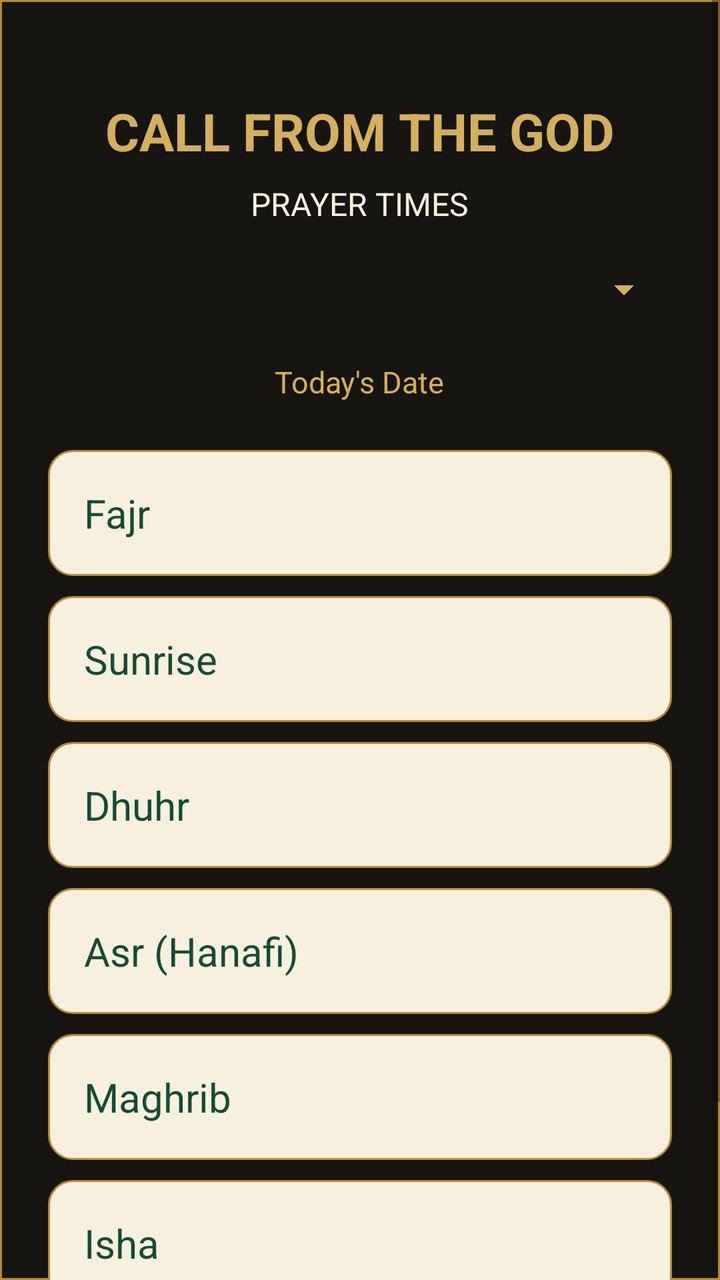
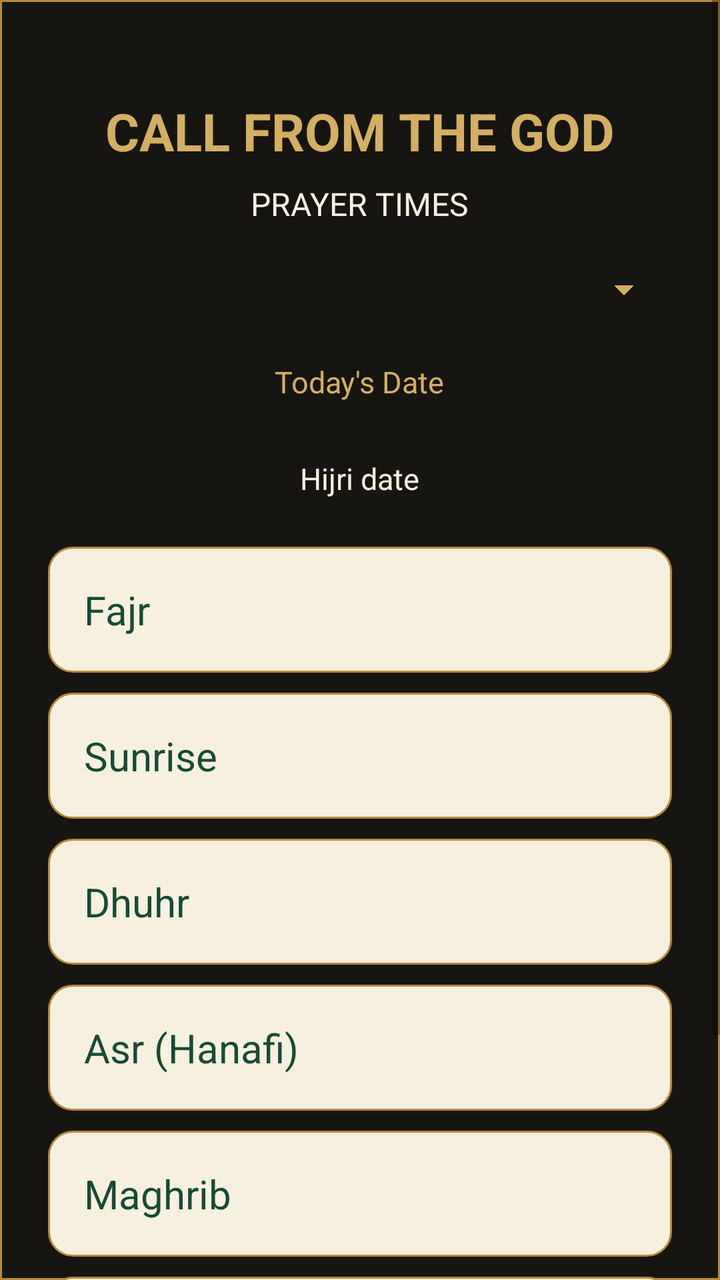

The first picture is an Android layout as it rendered before a commit; the second is the same layout after the commit. The layout source and the unified diff follow.
<!-- AndroidManifest.xml: application theme android:Theme.Material.Light.NoActionBar -->
<!-- res/layout/activity_main.xml -->
<?xml version="1.0" encoding="utf-8"?>
<ScrollView xmlns:android="http://schemas.android.com/apk/res/android"
    android:layout_width="match_parent"
    android:layout_height="match_parent"
    android:background="@drawable/kiswah_texture">

    <LinearLayout
        android:layout_width="match_parent"
        android:layout_height="wrap_content"
        android:orientation="vertical"
        android:padding="24dp"
        android:gravity="center_horizontal">

        <TextView
            android:layout_width="wrap_content"
            android:layout_height="wrap_content"
            android:text="CALL FROM THE GOD"
            android:textColor="#D4AF62"
            android:textSize="26sp"
            android:textStyle="bold"
            android:gravity="center"
            android:layout_marginTop="24dp" />

        <TextView
            android:id="@+id/citySubtitle"
            android:layout_width="wrap_content"
            android:layout_height="wrap_content"
            android:text="PRAYER TIMES"
            android:textColor="#F7F0DF"
            android:textSize="16sp"
            android:layout_marginTop="8dp"
            android:gravity="center" />

        <Spinner
            android:id="@+id/citySpinner"
            android:layout_width="match_parent"
            android:layout_height="wrap_content"
            android:layout_marginTop="20dp"
            android:layout_marginBottom="16dp"
            android:backgroundTint="#D4AF62"
            android:contentDescription="Select city" />

        <TextView
            android:id="@+id/dateText"
            android:layout_width="wrap_content"
            android:layout_height="wrap_content"
            android:text="Today's Date"
            android:textColor="#D4AF62"
            android:textSize="15sp"
            android:layout_marginTop="8dp"
            android:layout_marginBottom="24dp" />

        <TextView
            android:id="@+id/fajr"
            android:layout_width="match_parent"
            android:layout_height="wrap_content"
            android:text="Fajr"
            android:textColor="#174A35"
            android:textSize="20sp"
            android:padding="18dp"
            android:background="@drawable/prayer_card"
            android:layout_marginBottom="10dp" />

        <TextView
            android:id="@+id/sunrise"
            android:layout_width="match_parent"
            android:layout_height="wrap_content"
            android:text="Sunrise"
            android:textColor="#174A35"
            android:textSize="20sp"
            android:padding="18dp"
            android:background="@drawable/prayer_card"
            android:layout_marginBottom="10dp" />

        <TextView
            android:id="@+id/dhuhr"
            android:layout_width="match_parent"
            android:layout_height="wrap_content"
            android:text="Dhuhr"
            android:textColor="#174A35"
            android:textSize="20sp"
            android:padding="18dp"
            android:background="@drawable/prayer_card"
            android:layout_marginBottom="10dp" />

        <TextView
            android:id="@+id/asr"
            android:layout_width="match_parent"
            android:layout_height="wrap_content"
            android:text="Asr (Hanafi)"
            android:textColor="#174A35"
            android:textSize="20sp"
            android:padding="18dp"
            android:background="@drawable/prayer_card"
            android:layout_marginBottom="10dp" />

        <TextView
            android:id="@+id/maghrib"
            android:layout_width="match_parent"
            android:layout_height="wrap_content"
            android:text="Maghrib"
            android:textColor="#174A35"
            android:textSize="20sp"
            android:padding="18dp"
            android:background="@drawable/prayer_card"
            android:layout_marginBottom="10dp" />

        <TextView
            android:id="@+id/isha"
            android:layout_width="match_parent"
            android:layout_height="wrap_content"
            android:text="Isha"
            android:textColor="#174A35"
            android:textSize="20sp"
            android:padding="18dp"
            android:background="@drawable/prayer_card"
            android:layout_marginBottom="10dp" />

        <TextView
            android:layout_width="wrap_content"
            android:layout_height="wrap_content"
            android:text="Prayer times are approximate"
            android:textColor="#D8CBAF"
            android:textSize="12sp"
            android:layout_marginTop="16dp"
            android:layout_marginBottom="24dp" />

    </LinearLayout>
</ScrollView>
<!-- resources referenced by this layout -->
<resources>
  <!-- drawable kiswah_texture (drawable) -->
  <shape xmlns:android="http://schemas.android.com/apk/res/android"
      android:shape="rectangle">
  
      <solid android:color="#171511" />
  
      <stroke
          android:width="1dp"
          android:color="#B58A3A" />
  
  </shape>
  <!-- drawable prayer_card (drawable) -->
  <shape xmlns:android="http://schemas.android.com/apk/res/android"
      android:shape="rectangle">
  
      <solid android:color="#F7F0DF" />
  
      <stroke
          android:width="1dp"
          android:color="#B58A3A" />
  
      <corners android:radius="12dp" />
  
  </shape>
</resources>

<!-- the commit's change to res/layout/activity_main.xml (unified diff, before → after) -->
@@ -49,6 +49,18 @@
             android:textSize="15sp"
             android:layout_marginTop="8dp"
             android:layout_marginBottom="24dp" />
+        
+<TextView
+    android:id="@+id/hijriDateText"
+    android:layout_width="wrap_content"
+    android:layout_height="wrap_content"
+    android:text="Hijri date"
+    android:textColor="#F7F0DF"
+    android:textSize="15sp"
+    android:layout_marginTop="4dp"
+    android:layout_marginBottom="24dp"
+    android:gravity="center" />
+
 
         <TextView
             android:id="@+id/fajr"
